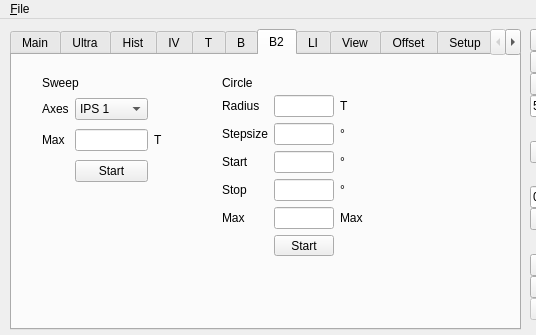
Old version of the form gui_andreev.ui in the repository konchris/andreev; both pictures show x 0 to 536 and y 0 to 335 of the 858 by 820 pixel window.
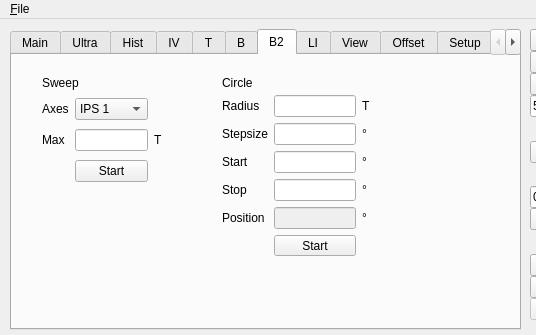
New version of the form. The open tabs and pages were chosen to show the change. Custom widgets are drawn as their Qt base class.

Patch:
```diff
--- a/gui_andreev.ui
+++ b/gui_andreev.ui
@@ -1660,7 +1660,7 @@
           <rect>
            <x>210</x>
            <y>40</y>
-           <width>141</width>
+           <width>149</width>
            <height>161</height>
           </rect>
          </property>
@@ -1680,12 +1680,16 @@
            </widget>
           </item>
           <item row="4" column="1">
-           <widget class="QLineEdit" name="editBSweepMax_5"/>
+           <widget class="QLineEdit" name="editBSweepPos">
+            <property name="enabled">
+             <bool>false</bool>
+            </property>
+           </widget>
           </item>
           <item row="4" column="2">
            <widget class="QLabel" name="label_123">
             <property name="text">
-             <string>Max</string>
+             <string>°</string>
             </property>
            </widget>
           </item>
@@ -1706,7 +1710,7 @@
           <item row="4" column="0">
            <widget class="QLabel" name="label_118">
             <property name="text">
-             <string>Max</string>
+             <string>Position</string>
             </property>
            </widget>
           </item>
```
Left out of the diff: 4 changed lines with no effect on the pictures.
